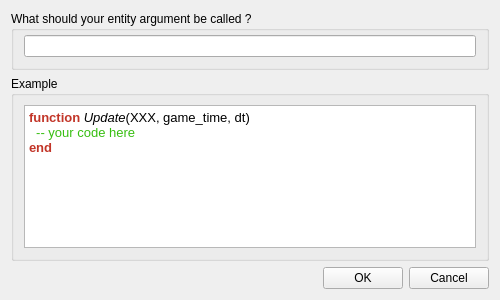
Qt form editor/gui/dlgscriptvarname.ui (ensisoft/detonator) before a commit.
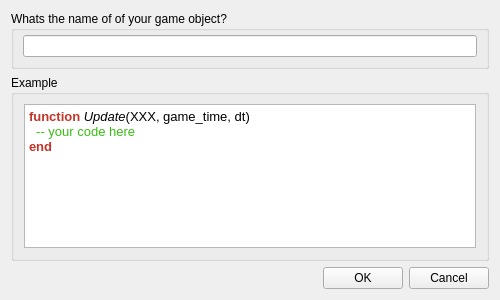
The same form after that commit.

Commit message:
Add main script variable name dialog and UX to scene widget
Add main script variable name dialog and UX to scene widget.

Patch:
```diff
--- a/editor/gui/dlgscriptvarname.ui
+++ b/editor/gui/dlgscriptvarname.ui
@@ -17,24 +17,15 @@
    <item>
     <widget class="QGroupBox" name="groupBox">
      <property name="title">
-      <string>What should your entity argument be called ? </string>
+      <string>Whats the name of of your game object?</string>
      </property>
      <property name="flat">
       <bool>true</bool>
      </property>
      <layout class="QHBoxLayout" name="horizontalLayout">
-      <property name="leftMargin">
-       <number>10</number>
-      </property>
       <property name="topMargin">
        <number>4</number>
       </property>
-      <property name="rightMargin">
-       <number>10</number>
-      </property>
-      <property name="bottomMargin">
-       <number>10</number>
-      </property>
       <item>
        <widget class="QLineEdit" name="name"/>
       </item>
```
The commit also changes 1 other file.
